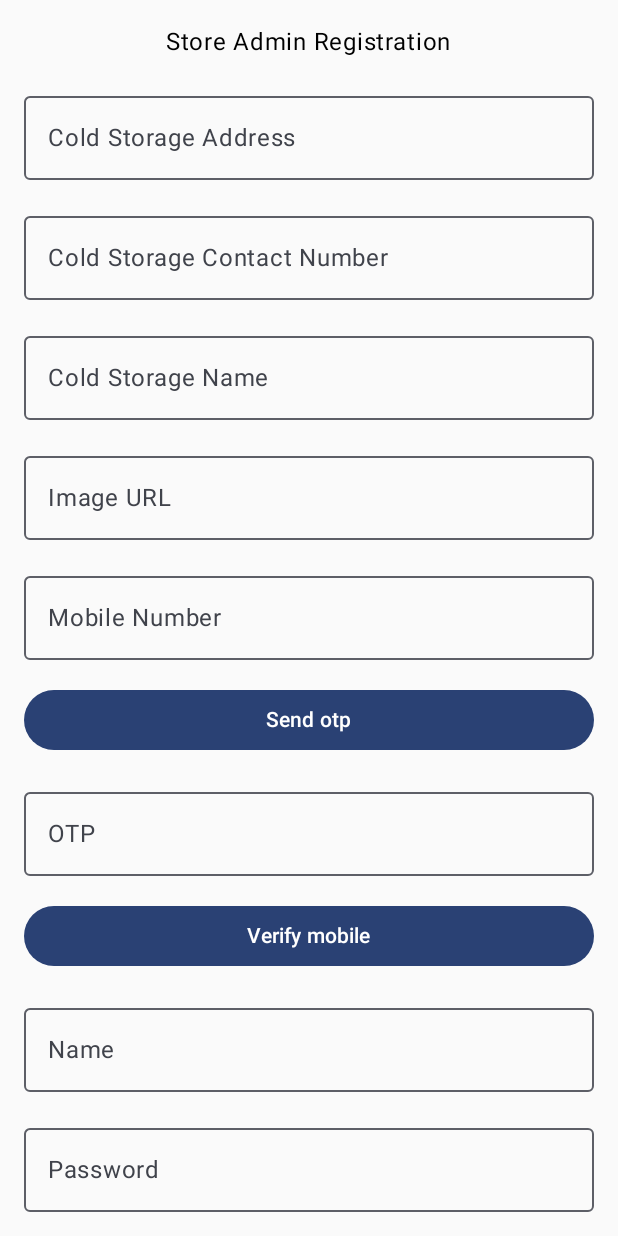
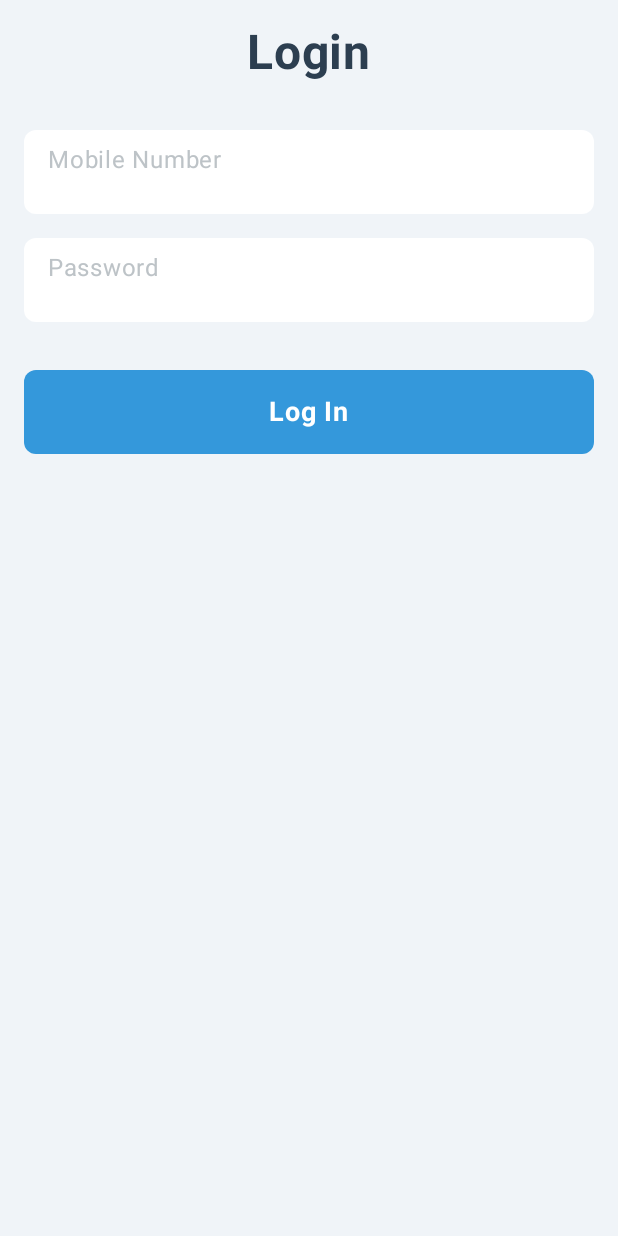
Before and after one commit to anuraganandwork/ColdOP_Anurag, an Android app built with Jetpack Compose: the screen it shows after launch (MainActivity), on a phone screen of 412 x 824 dp. Run offline under Robolectric (Android 15) with nearby library versions, the phone set to English and light mode, and no system bars; our stand-ins replace Dagger/Hilt's generated code; network calls fail.

Commit message:
Protected routes hitting

```diff
--- a/app/src/main/java/com/example/coldstorage/DataLayer/Api/ColdOpApi.kt
+++ b/app/src/main/java/com/example/coldstorage/DataLayer/Api/ColdOpApi.kt
@@ -21,4 +21,11 @@ interface ColdOpApi {
 //  @POST("/api/store-admin/register")
 //  suspend fun registerStoreOwner(@Body storeOwnerData:StoreAdminFormData)  : Response<StoreOwnerRegisteredDetails>
 
+
+  @POST("/api/store-admin/quick-register?=")
+  suspend fun quickRegister(@Body farmerData:FarmerData) :Response<sendOtpResponse>
+
+
+  @POST("api/store-admin/login?")
+  suspend fun logInStoreOwner(@Body logInData: logInData):Response<StoreAdminResponse>
 }
--- a/app/src/main/java/com/example/coldstorage/DataLayer/Api/StoreOwnerRegisteredDetails.kt
+++ b/app/src/main/java/com/example/coldstorage/DataLayer/Api/StoreOwnerRegisteredDetails.kt
@@ -1,6 +1,7 @@
 package com.example.coldstorage.DataLayer.Api
 
 data class StoreOwnerRegisteredDetails(
-    val `data`: DataStoreOwner,
-    val status: String
+    val status: String,
+
+    val `data`: DataStoreOwner
 )
--- a/app/src/main/java/com/example/coldstorage/DataLayer/Di/NetworkModule.kt
+++ b/app/src/main/java/com/example/coldstorage/DataLayer/Di/NetworkModule.kt
@@ -1,14 +1,80 @@
 package com.example.coldstorage.DataLayer.Di
 
+import android.annotation.SuppressLint
+import android.content.Context
+import android.util.Log
 import com.example.coldstorage.DataLayer.Api.ColdOpApi
+import com.example.coldstorage.DataLayer.Auth.AuthManager
 import dagger.Module
 import dagger.Provides
 import dagger.hilt.InstallIn
+import dagger.hilt.android.qualifiers.ApplicationContext
 import dagger.hilt.components.SingletonComponent
+import okhttp3.Interceptor
+import okhttp3.OkHttpClient
+import okhttp3.Response
 import retrofit2.Retrofit
 import retrofit2.converter.gson.GsonConverterFactory
 import retrofit2.create
+import javax.inject.Inject
 import javax.inject.Singleton
+
+
+
+class AuthInterceptor @Inject constructor( @ApplicationContext private  val context: Context) : Interceptor {
+
+
+
+    @SuppressLint("LongLogTag")
+    override fun intercept(chain: Interceptor.Chain): Response {
+
+        val sharedPreference = context.getSharedPreferences("AuthToken" , Context.MODE_PRIVATE)
+
+        val originalRequest = chain.request()
+        val token = sharedPreference.getString("auth_token", null)
+        //val cookie = authManager.getCookie()
+        //val newRequestBuilder = originalRequest.newBuilder()
+//        if (token != null) {
+//            if (token.isNotEmpty()) {
+//                newRequestBuilder.header("Authorization", "Bearer $token")
+//            }
+//        }
+
+        Log.d("token from shared preference ", ""+token)
+        if(token.isNullOrEmpty()){
+            return chain.proceed(originalRequest)
+        }
+        val newRequest = originalRequest.newBuilder()
+            .addHeader("Authorization", "Bearer $token")
+            .build()
+
+        return chain.proceed(newRequest)
+
+//        if (cookie.isNotEmpty()) {
+//            newRequestBuilder.header("Cookie", cookie)
+//        }
+
+
+    }
+
+//    private fun getAuthToken(): String {
+//        val prefs = context.getSharedPreferences("AuthPrefs", Context.MODE_PRIVATE)
+//        return prefs.getString("AUTH_TOKEN", "") ?: ""
+//    }
+
+    @SuppressLint("SuspiciousIndentation")
+    public fun saveToken(token: String) {
+        //val prefs = context.getSharedPreferences("CookiePrefs", Context.MODE_PRIVATE)
+        val sharedPreference = context.getSharedPreferences("AuthToken" , Context.MODE_PRIVATE)
+
+        val editor = sharedPreference.edit()
+            editor.putString("auth_token", token)
+
+        editor.apply()
+    }
+}
+
+
 
 
 @Module
@@ -16,14 +82,39 @@ import javax.inject.Singleton
 class NetworkModule {
 
 
+
+        @Provides
+        @Singleton
+        fun provideAuthManager(@ApplicationContext context: Context): AuthManager {
+            return AuthManager(context)
+        }
+
+    //cookie saving
     @Singleton
     @Provides
-    fun provideRetrofit():Retrofit{
+    fun provideAuthInterceptor(@ApplicationContext context: Context): AuthInterceptor {
+        return AuthInterceptor(context)
+    }
+
+    @Singleton
+    @Provides
+    fun provideOkHttpClient(authInterceptor: AuthInterceptor): OkHttpClient {
+        return OkHttpClient.Builder()
+            .addInterceptor(authInterceptor)
+            .build()
+    }
+
+
+
+    @Singleton
+    @Provides
+    fun provideRetrofit(okHttpClient: OkHttpClient):Retrofit{
         return Retrofit.Builder().baseUrl("https://coldop-backend-1gn6.onrender.com")
+            .client(okHttpClient)
             .addConverterFactory(GsonConverterFactory.create())
             .build()
     }
-
+//eyJhbGciOiJIUzI1NiIsInR5cCI6IkpXVCJ9.eyJ1c2VySWQiOiI2NmUxZjIyZDc4MmJiZDY3ZDM0NDY4MDUiLCJpYXQiOjE3MjYyMTkwMjQsImV4cCI6MTcyODgxMTAyNH0.5w02NCDoXrKJVR9fEHkcLQmpV_NZmoPAMIssCcyXGRQ
 
     @Singleton
     @Provides
@@ -34,3 +125,5 @@ class NetworkModule {
 
 
 }
+
+//710
--- a/app/src/main/java/com/example/coldstorage/Presentation/Navigation/MainNavigation.kt
+++ b/app/src/main/java/com/example/coldstorage/Presentation/Navigation/MainNavigation.kt
@@ -6,12 +6,14 @@ import androidx.navigation.NavHostController
 import androidx.navigation.compose.NavHost
 import androidx.navigation.compose.composable
 import com.example.coldstorage.Presentation.Screens.AllScreens
+import com.example.coldstorage.Presentation.Screens.Auth.CustomLoginPage
+import com.example.coldstorage.Presentation.Screens.Auth.FarmerQuickAddInputForm
 import com.example.coldstorage.Presentation.Screens.Auth.StoreAdminRegistrationForm
 import com.example.coldstorage.Presentation.Screens.OnboardingScreens.pickYourRole
 
 @Composable
 fun Nav(navHostContorller : NavHostController){
- NavHost(navController = navHostContorller, startDestination = AllScreens.StoreAdminRegistrationForm.name ){
+ NavHost(navController = navHostContorller, startDestination = AllScreens.LogIn.name ){
 
      composable(route = Sections.roleSelectionScreen.route){
          pickYourRole{roles ->
@@ -38,6 +40,15 @@ fun Nav(navHostContorller : NavHostController){
          StoreAdminRegistrationForm(navController = navHostContorller )
      }
 
+     composable(route = AllScreens.QuickAddFarmer.name){
+         FarmerQuickAddInputForm()
+     }
+
+     composable(route = AllScreens.LogIn.name){
+
+         CustomLoginPage(navController = navHostContorller)
+     }
+
  }
 }
 
--- a/app/src/main/java/com/example/coldstorage/Presentation/Screens/AllScreens.kt
+++ b/app/src/main/java/com/example/coldstorage/Presentation/Screens/AllScreens.kt
@@ -8,5 +8,8 @@ enum class AllScreens {
     FarmerDetailedScreen,
     StoreOrRetrieve,
     PickYourRole,
-    StoreAdminRegistrationForm
+    StoreAdminRegistrationForm,
+    QuickAddFarmer,
+    LogIn
+
 }
--- /dev/null
+++ b/app/src/main/java/com/example/coldstorage/Presentation/Screens/Auth/LoginPage.kt
@@ -0,0 +1,149 @@
+package com.example.coldstorage.Presentation.Screens.Auth
+
+import androidx.compose.foundation.background
+import androidx.compose.foundation.clickable
+import androidx.compose.foundation.layout.*
+import androidx.compose.foundation.shape.RoundedCornerShape
+import androidx.compose.foundation.text.KeyboardOptions
+import androidx.compose.material3.Text
+import androidx.compose.runtime.*
+import androidx.compose.ui.Alignment
+import androidx.compose.ui.Modifier
+import androidx.compose.ui.draw.clip
+import androidx.compose.ui.graphics.Color
+import androidx.compose.ui.text.font.FontWeight
+import androidx.compose.ui.text.input.KeyboardType
+import androidx.compose.ui.text.input.PasswordVisualTransformation
+import androidx.compose.ui.unit.dp
+import androidx.compose.ui.unit.sp
+import androidx.hilt.navigation.compose.hiltViewModel
+import androidx.navigation.NavController
+import com.example.coldstorage.DataLayer.Api.logInData
+import com.example.coldstorage.Presentation.Screens.AllScreens
+import com.example.coldstorage.ViewModel.StoreOwnerViewmodel.AuthViewmodel
+
+@Composable
+fun CustomLoginPage(navController: NavController, viewModel: AuthViewmodel = hiltViewModel()) {
+    var mobileNumber by remember { mutableStateOf("") }
+    var password by remember { mutableStateOf("") }
+
+    Box(
+        modifier = Modifier
+            .fillMaxSize()
+            .background(Color(0xFFF0F4F8))
+    ) {
+        Column(
+            modifier = Modifier
+                .fillMaxWidth()
+                .padding(16.dp),
+            horizontalAlignment = Alignment.CenterHorizontally,
+            verticalArrangement = Arrangement.Center
+        ) {
+            Text(
+                text = "Login",
+                fontSize = 32.sp,
+                fontWeight = FontWeight.Bold,
+                color = Color(0xFF2C3E50),
+                modifier = Modifier.padding(bottom = 32.dp)
+            )
+
+            CustomTextField(
+                value = mobileNumber,
+                onValueChange = { mobileNumber = it },
+                placeholder = "Mobile Number",
+                keyboardOptions = KeyboardOptions(keyboardType = KeyboardType.Phone)
+            )
+
+            Spacer(modifier = Modifier.height(16.dp))
+
+            CustomTextField(
+                value = password,
+                onValueChange = { password = it },
+                placeholder = "Password",
+                visualTransformation = PasswordVisualTransformation(),
+                keyboardOptions = KeyboardOptions(keyboardType = KeyboardType.Password)
+            )
+
+            Spacer(modifier = Modifier.height(32.dp))
+
+            CustomButton(
+                onClick = {
+                    val data = logInData(
+                        mobileNumber= mobileNumber,
+                        password = password,
+                        isMobile = true
+
+                    )
+                    viewModel.logInStoreOwner(data)
+                    navController.navigate(AllScreens.QuickAddFarmer.name)
+
+                          },
+                text = "Log In"
+            )
+        }
+    }
+}
+
+@Composable
+fun CustomTextField(
+    value: String,
+    onValueChange: (String) -> Unit,
+    placeholder: String,
+    visualTransformation: PasswordVisualTransformation? = null,
+    keyboardOptions: KeyboardOptions = KeyboardOptions.Default
+) {
+    Box(
+        modifier = Modifier
+            .fillMaxWidth()
+            .height(56.dp)
+            .clip(RoundedCornerShape(8.dp))
+            .background(Color.White)
+    ) {
+        androidx.compose.foundation.text.BasicTextField(
+            value = value,
+            onValueChange = onValueChange,
+            modifier = Modifier
+                .fillMaxSize()
+                .padding(horizontal = 16.dp, vertical = 8.dp),
+            textStyle = androidx.compose.ui.text.TextStyle(
+                color = Color(0xFF2C3E50),
+                fontSize = 16.sp
+            ),
+            visualTransformation = visualTransformation ?: androidx.compose.ui.text.input.VisualTransformation.None,
+            keyboardOptions = keyboardOptions,
+            decorationBox = { innerTextField ->
+                if (value.isEmpty()) {
+                    Text(
+                        text = placeholder,
+                        color = Color(0xFFBDC3C7),
+                        fontSize = 16.sp
+                    )
+                }
+                innerTextField()
+            }
+        )
+    }
+}
+
+@Composable
+fun CustomButton(
+    onClick: () -> Unit,
+    text: String
+) {
+    Box(
+        modifier = Modifier
+            .fillMaxWidth()
+            .height(56.dp)
+            .clip(RoundedCornerShape(8.dp))
+            .background(Color(0xFF3498DB))
+            .clickable(onClick = onClick),
+        contentAlignment = Alignment.Center
+    ) {
+        Text(
+            text = text,
+            color = Color.White,
+            fontSize = 18.sp,
+            fontWeight = FontWeight.Bold
+        )
+    }
+}
--- a/app/src/main/java/com/example/coldstorage/Presentation/Screens/Auth/RegistrationFormStoreAdmin.kt
+++ b/app/src/main/java/com/example/coldstorage/Presentation/Screens/Auth/RegistrationFormStoreAdmin.kt
@@ -16,6 +16,7 @@ import androidx.navigation.NavController
 import com.example.coldstorage.DataLayer.Api.ColdOpApi
 import com.example.coldstorage.DataLayer.Api.StoreAdminFormData
 import com.example.coldstorage.DataLayer.Api.StoreAdminModel
+import com.example.coldstorage.Presentation.Screens.AllScreens
 import com.example.coldstorage.ViewModel.StoreOwnerViewmodel.AuthViewmodel
 import dagger.hilt.android.lifecycle.HiltViewModel
 import javax.inject.Inject
@@ -152,6 +153,7 @@ fun StoreAdminRegistrationForm(navController: NavController, viewModel: AuthView
                     personalAddress = personalAddress
                 )
                 viewModel.registerStoreOwner(formData)
+                navController.navigate(AllScreens.QuickAddFarmer.name)
                 //onSubmit(formData)
             },
             modifier = Modifier.fillMaxWidth()
```
Also changed, not shown: app/build.gradle.kts (+9 -2 lines), app/src/main/java/com/example/coldstorage/DataLayer/Api/Data.kt (+29 -0 lines), app/src/main/java/com/example/coldstorage/DataLayer/Api/FarmerData.kt (added, +17 -0 lines), app/src/main/java/com/example/coldstorage/DataLayer/Di/AuthModule.kt (added, +56 -0 lines), app/src/main/java/com/example/coldstorage/Presentation/Screens/Auth/QuickAdd.kt (added, +117 -0 lines), app/src/main/java/com/example/coldstorage/ViewModel/StoreOwnerViewmodel/Auth.kt (+63 -1 lines).
